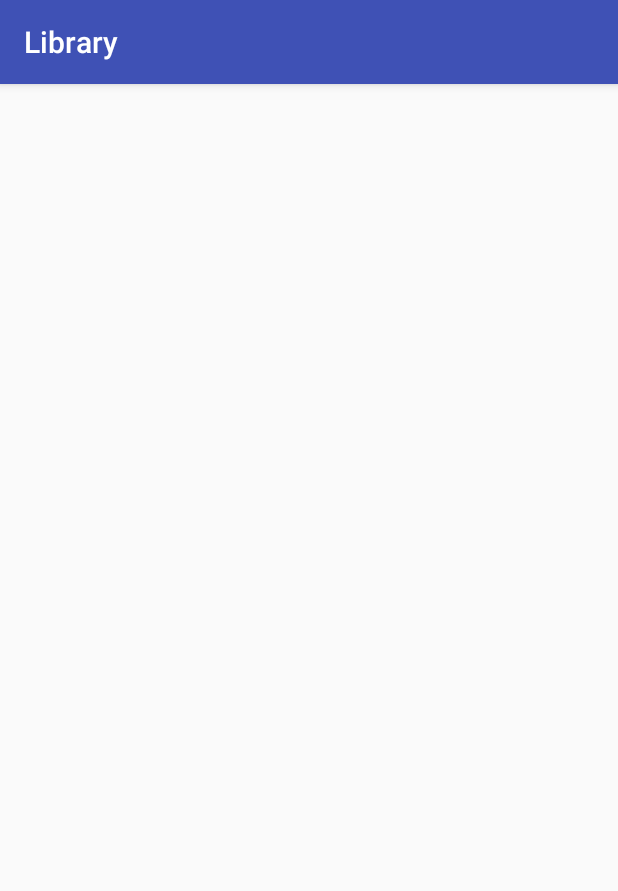
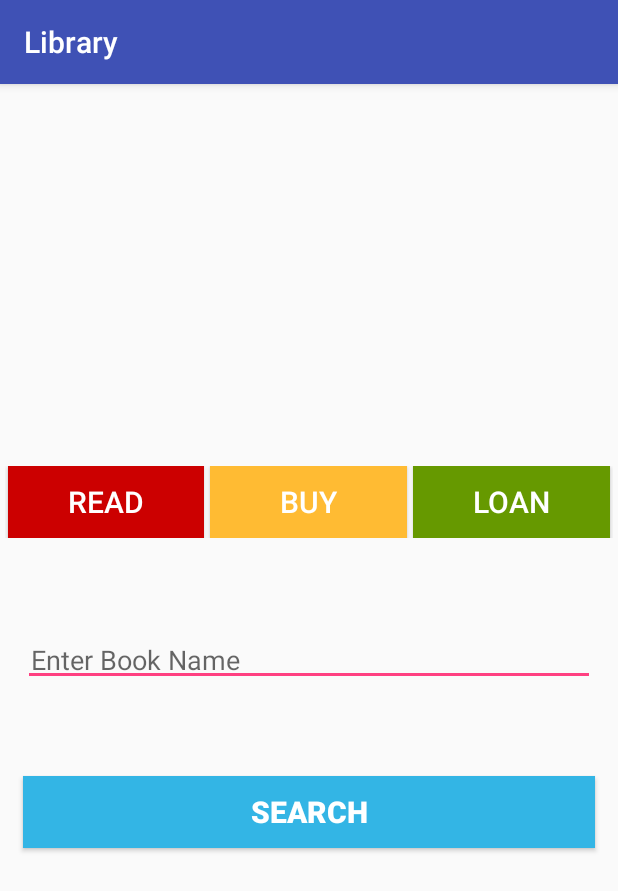
Before and after one commit to PrabhjyotSinghGill/Library, an Android app: the screen it shows after launch (MainActivity), on a phone screen of 412 x 824 dp. Shown: the top 891 px of the screen. Run offline under Robolectric (Android 15) with nearby library versions, the phone set to English and light mode, and no system bars.

Commit message:
second commit

```diff
--- a/app/src/main/res/layout/activity_main.xml
+++ b/app/src/main/res/layout/activity_main.xml
@@ -1,9 +1,93 @@
-<?xml version="1.0" encoding="utf-8"?>
-<android.support.constraint.ConstraintLayout xmlns:android="http://schemas.android.com/apk/res/android"
+
+<RelativeLayout xmlns:android="http://schemas.android.com/apk/res/android"
     xmlns:app="http://schemas.android.com/apk/res-auto"
     xmlns:tools="http://schemas.android.com/tools"
     android:layout_width="match_parent"
     android:layout_height="match_parent"
     tools:context="com.google.www.library.MainActivity">
+    <TextView
+        android:id="@+id/title"
+        android:layout_width="match_parent"
+        android:gravity="center_horizontal"
+        android:layout_height="wrap_content"
+        android:layout_alignParentTop="true"
+        android:layout_marginTop="30dp"
+        android:textSize="60sp"
+        android:layout_weight="1" />
 
-</android.support.constraint.ConstraintLayout>
+    <EditText
+        android:id="@+id/search_edit_text"
+        android:layout_centerHorizontal="true"
+        android:layout_centerVertical="true"
+        android:layout_width="match_parent"
+        android:layout_height="wrap_content"
+        android:hint="Enter Book Name"
+        android:padding="5dp"
+        android:layout_marginTop="60dp"
+        android:layout_marginBottom="60dp"
+        android:layout_marginLeft="15dp"
+        android:layout_marginRight="15dp"/>
+
+    <LinearLayout
+        android:layout_above="@id/search_edit_text"
+        android:layout_width="match_parent"
+        android:layout_height="wrap_content"
+        android:weightSum="3"
+        android:padding="3dp">
+
+        <Button
+            android:layout_width="0dp"
+            android:layout_height="wrap_content"
+            android:layout_marginLeft="2dp"
+            android:layout_marginRight="2dp"
+            android:layout_weight="1"
+            android:background="@android:color/holo_red_dark"
+            android:padding="10dp"
+            android:text="Read"
+            android:textAllCaps="true"
+            android:textColor="@android:color/white"
+            android:textSize="20sp" />
+
+        <Button
+            android:layout_width="0dp"
+            android:layout_height="wrap_content"
+            android:layout_marginLeft="2dp"
+            android:layout_marginRight="2dp"
+            android:layout_weight="1"
+            android:background="@android:color/holo_orange_light"
+            android:padding="10dp"
+            android:text="Buy"
+            android:textAllCaps="true"
+            android:textColor="@android:color/white"
+            android:textSize="20sp" />
+
+        <Button
+            android:layout_width="0dp"
+            android:layout_height="wrap_content"
+            android:layout_marginLeft="2dp"
+            android:layout_marginRight="2dp"
+            android:layout_weight="1"
+            android:background="@android:color/holo_green_dark"
+            android:padding="10dp"
+            android:text="Loan"
+            android:textAllCaps="true"
+            android:textColor="@android:color/white"
+            android:textSize="20sp" />
+
+    </LinearLayout>
+
+    <Button
+        android:layout_width="match_parent"
+        android:layout_height="wrap_content"
+        android:layout_below="@id/search_edit_text"
+        android:layout_marginLeft="15dp"
+        android:layout_marginRight="15dp"
+        android:background="@android:color/holo_blue_light"
+        android:padding="10dp"
+        android:text="Search"
+        android:textAllCaps="true"
+        android:textColor="@android:color/white"
+        android:textSize="20sp"
+        android:textStyle="bold" />
+
+</RelativeLayout>
```
